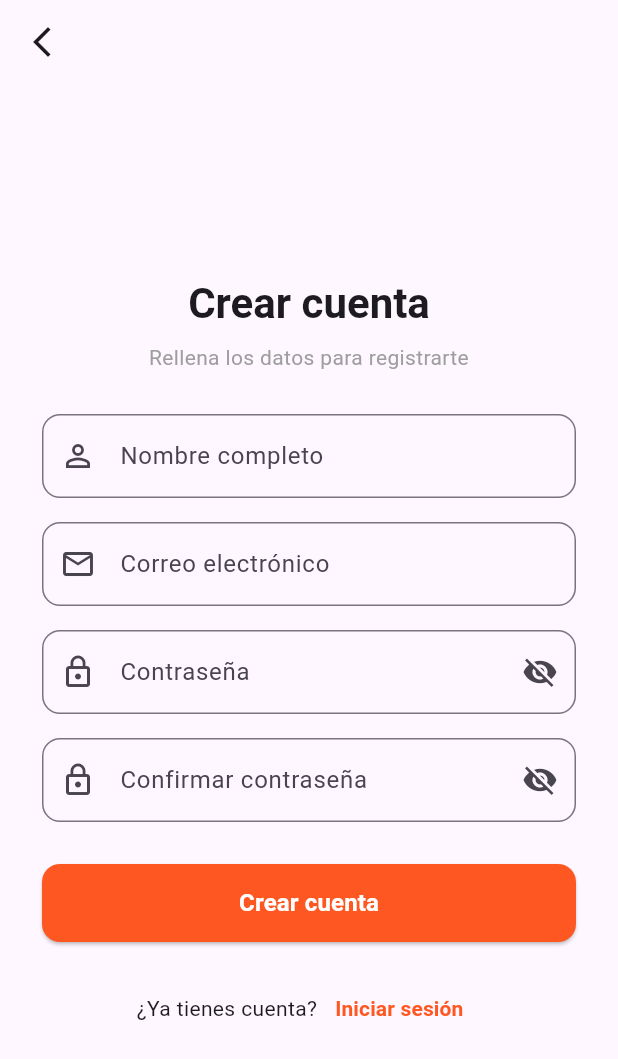
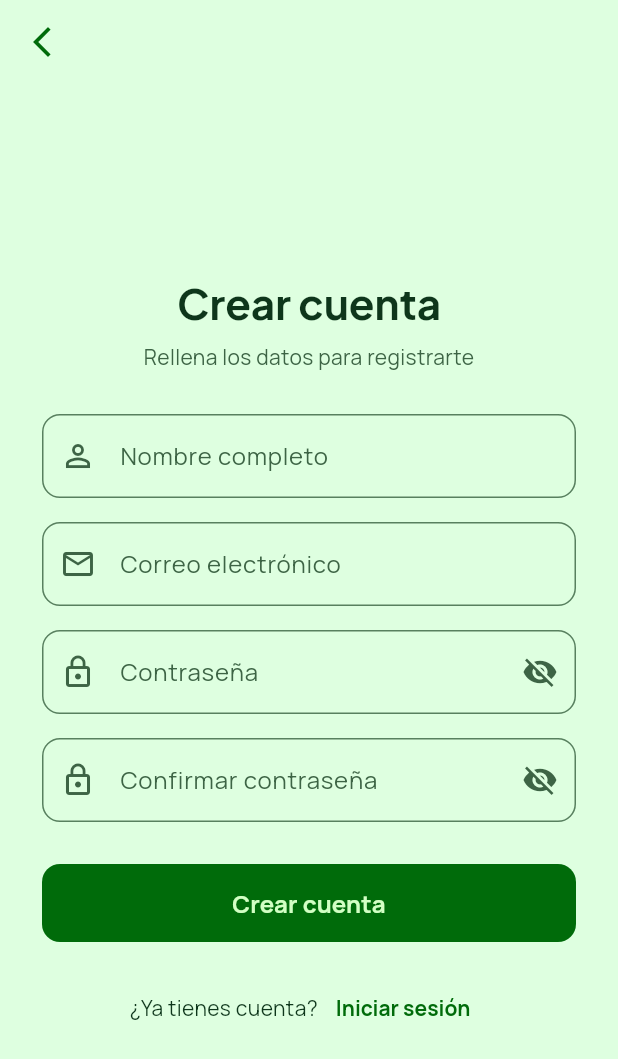
Before and after one commit to benjvm/WTFood, a Flutter app: the screen it shows after launch, after a tap on "Crear cuenta", on a phone screen of 412 x 824 dp. Shown: the top 1059 px of the screen. Run offline on Flutter 3.47's test engine with Material 3 defaults, Android fonts, the phone set to English and light mode, and no system bars; our stand-ins replace cached_network_image, cloud_firestore, firebase_auth, firebase_core, google_fonts, image_picker; accounts and stored records are empty.

Commit message:
colores de la app arreglados (No se estaban aplicando en main.dart)

```diff
--- a/wtfood_app/lib/core/constants.dart
+++ b/wtfood_app/lib/core/constants.dart
@@ -1,36 +1,48 @@
 import 'package:flutter/material.dart';
 
 class AppColors {
-  // Base Colors
+  // Stitch palette
+  static const Color background = Color(0xFFDEFFE0);
+  static const Color surface = Color(0xFFDEFFE0);
+  static const Color surfaceBright = Color(0xFFDEFFE0);
+  static const Color surfaceDim = Color(0xFFA3E3AE);
+  static const Color surfaceContainer = Color(0xFFC0F5C7);
+  static const Color surfaceContainerLowest = Color(0xFFFFFFFF);
+  static const Color surfaceContainerLow = Color(0xFFCCFDD1);
+  static const Color surfaceContainerHigh = Color(0xFFB7F0BF);
+  static const Color surfaceContainerHighest = Color(0xFFAEEBB8);
+  static const Color surfaceVariant = Color(0xFFAEEBB8);
+  static const Color onBackground = Color(0xFF0E361B);
+  static const Color onSurface = Color(0xFF0E361B);
+  static const Color onSurfaceVariant = Color(0xFF3D6445);
+
   static const Color primary = Color(0xFF006B0A);
+  static const Color primaryDim = Color(0xFF005D07);
   static const Color primaryContainer = Color(0xFF59EE50);
+  static const Color onPrimary = Color(0xFFD2FFC4);
   static const Color onPrimaryContainer = Color(0xFF005406);
 
   static const Color secondary = Color(0xFF006666);
   static const Color secondaryContainer = Color(0xFF8DEDEC);
+  static const Color onSecondary = Color(0xFFBBFFFE);
   static const Color onSecondaryContainer = Color(0xFF005858);
 
   static const Color tertiary = Color(0xFF00666D);
   static const Color tertiaryContainer = Color(0xFF19EDFD);
+  static const Color onTertiary = Color(0xFFD0FAFF);
+  static const Color onTertiaryContainer = Color(0xFF00535A);
 
-  // Surface Colors
-  static const Color surface = Color(0xFFDEFFE0);
-  static const Color surfaceContainerLowest = Color(0xFFFFFFFF);
-  static const Color surfaceContainerLow = Color(0xFFCCFDD1);
-  static const Color surfaceContainerHigh = Color(0xFFB7F0BF);
-  // Same value as Stitch "surface-container-highest".
-  static const Color surfaceContainerHighest = Color(0xFFAEEBB8);
-  static const Color surfaceVariant = surfaceContainerHighest;
-
-  // Stitch "outline" tokens.
   static const Color outline = Color(0xFF58805F);
   static const Color outlineVariant = Color(0xFF8DB793);
 
-  static const Color onSurface = Color(0xFF0E361B);
-  static const Color onSurfaceVariant = Color(0xFF3D6445);
+  static const Color error = Color(0xFFB02500);
+  static const Color onError = Color(0xFFFFEFEC);
+  static const Color errorContainer = Color(0xFFF95630);
+  static const Color onErrorContainer = Color(0xFF520C00);
 
-  // Custom Status
-  static const Color error = Color(0xFFB02500);
+  // Semantic aliases
+  static const Color success = primary;
+  static const Color onSuccess = onPrimary;
 }
 
 class AppConstants {
--- a/wtfood_app/lib/core/theme.dart
+++ b/wtfood_app/lib/core/theme.dart
@@ -9,26 +9,33 @@ class AppTheme {
       scaffoldBackgroundColor: AppColors.surface,
       colorScheme: ColorScheme.light(
         primary: AppColors.primary,
-        onPrimary: AppColors.surfaceContainerLowest,
+        onPrimary: AppColors.onPrimary,
         primaryContainer: AppColors.primaryContainer,
         onPrimaryContainer: AppColors.onPrimaryContainer,
         secondary: AppColors.secondary,
-        onSecondary: AppColors.surfaceContainerLowest,
+        onSecondary: AppColors.onSecondary,
         secondaryContainer: AppColors.secondaryContainer,
         onSecondaryContainer: AppColors.onSecondaryContainer,
         tertiary: AppColors.tertiary,
-        onTertiary: AppColors.surfaceContainerLowest,
+        onTertiary: AppColors.onTertiary,
         tertiaryContainer: AppColors.tertiaryContainer,
+        onTertiaryContainer: AppColors.onTertiaryContainer,
         surface: AppColors.surface,
         onSurface: AppColors.onSurface,
         onSurfaceVariant: AppColors.onSurfaceVariant,
         outline: AppColors.outline,
         outlineVariant: AppColors.outlineVariant,
+        surfaceDim: AppColors.surfaceDim,
+        surfaceBright: AppColors.surfaceBright,
+        surfaceContainer: AppColors.surfaceContainer,
         surfaceContainerHigh: AppColors.surfaceContainerHigh,
         surfaceContainerLow: AppColors.surfaceContainerLow,
         surfaceContainerHighest: AppColors.surfaceContainerHighest,
         surfaceContainerLowest: AppColors.surfaceContainerLowest,
         error: AppColors.error,
+        onError: AppColors.onError,
+        errorContainer: AppColors.errorContainer,
+        onErrorContainer: AppColors.onErrorContainer,
       ),
       textTheme: TextTheme(
         displayLarge: GoogleFonts.plusJakartaSans(
@@ -95,6 +102,31 @@ class AppTheme {
         unselectedItemColor: AppColors.onSurfaceVariant,
         elevation: 0,
       ),
+      snackBarTheme: SnackBarThemeData(
+        backgroundColor: AppColors.primary,
+        contentTextStyle: GoogleFonts.manrope(
+          color: AppColors.onPrimary,
+          fontWeight: FontWeight.w600,
+        ),
+        behavior: SnackBarBehavior.floating,
+      ),
+      bottomSheetTheme: const BottomSheetThemeData(
+        backgroundColor: AppColors.surface,
+        surfaceTintColor: Colors.transparent,
+      ),
+      dialogTheme: DialogThemeData(
+        backgroundColor: AppColors.surfaceContainerLowest,
+        surfaceTintColor: Colors.transparent,
+        titleTextStyle: GoogleFonts.plusJakartaSans(
+          fontSize: 22,
+          fontWeight: FontWeight.w700,
+          color: AppColors.onSurface,
+        ),
+        contentTextStyle: GoogleFonts.manrope(
+          fontSize: 14,
+          color: AppColors.onSurfaceVariant,
+        ),
+      ),
       floatingActionButtonTheme: const FloatingActionButtonThemeData(
         backgroundColor: AppColors.primaryContainer,
         foregroundColor: AppColors.onPrimaryContainer,
@@ -102,6 +134,34 @@ class AppTheme {
           borderRadius: BorderRadius.all(Radius.circular(AppConstants.borderRadiusMd)),
         ),
       ),
+      elevatedButtonTheme: ElevatedButtonThemeData(
+        style: ElevatedButton.styleFrom(
+          backgroundColor: AppColors.primary,
+          foregroundColor: AppColors.onPrimary,
+          elevation: 0,
+          shape: RoundedRectangleBorder(
+            borderRadius: BorderRadius.circular(AppConstants.borderRadiusSm + 4),
+          ),
+        ),
+      ),
+      textButtonTheme: TextButtonThemeData(
+        style: TextButton.styleFrom(
+          foregroundColor: AppColors.primary,
+          textStyle: GoogleFonts.manrope(fontWeight: FontWeight.w700),
+        ),
+      ),
+      appBarTheme: AppBarTheme(
+        backgroundColor: AppColors.surface,
+        foregroundColor: AppColors.primary,
+        elevation: 0,
+        surfaceTintColor: Colors.transparent,
+        titleTextStyle: GoogleFonts.plusJakartaSans(
+          fontSize: 24,
+          fontWeight: FontWeight.w800,
+          color: AppColors.primary,
+          letterSpacing: -0.6,
+        ),
+      ),
     );
   }
 }
--- a/wtfood_app/lib/main.dart
+++ b/wtfood_app/lib/main.dart
@@ -1,6 +1,7 @@
 import 'package:firebase_core/firebase_core.dart';
 import 'package:flutter/material.dart';
 import 'package:provider/provider.dart';
+import 'package:wtfood_app/core/theme.dart';
 import 'package:wtfood_app/firebase_options.dart';
 import 'package:wtfood_app/providers/user_provider.dart';
 import 'package:wtfood_app/screens/auth/auth_wrapper.dart';
@@ -23,9 +24,10 @@ class MainApp extends StatelessWidget {
       providers: [
         ChangeNotifierProvider(create: (_) => UserProvider()),
       ],
-      child: const MaterialApp(
+      child: MaterialApp(
         debugShowCheckedModeBanner: false,
-        home: AuthWrapper(), // 👈 Controla sesión automáticamente
+        theme: AppTheme.lightTheme,
+        home: const AuthWrapper(),
       ),
     );
   }
--- a/wtfood_app/lib/screens/auth/auth_wrapper.dart
+++ b/wtfood_app/lib/screens/auth/auth_wrapper.dart
@@ -2,6 +2,7 @@
 import 'package:firebase_auth/firebase_auth.dart';
 import 'package:flutter/material.dart';
 import 'package:provider/provider.dart';
+import 'package:wtfood_app/core/constants.dart';
 import 'package:wtfood_app/providers/user_provider.dart';
 import 'package:wtfood_app/screens/auth/login_screen.dart';
 import 'package:wtfood_app/screens/main_screen.dart';
@@ -75,7 +76,7 @@ class _AuthWrapperState extends State<AuthWrapper> {
   Widget _buildSplash() {
     return const Scaffold(
       body: Center(
-        child: CircularProgressIndicator(color: Colors.deepOrange),
+        child: CircularProgressIndicator(color: AppColors.primary),
       ),
     );
   }
--- a/wtfood_app/lib/screens/auth/login_screen.dart
+++ b/wtfood_app/lib/screens/auth/login_screen.dart
@@ -1,6 +1,7 @@
 // login_screen.dart - Pantalla de login
 import 'package:firebase_auth/firebase_auth.dart';
 import 'package:flutter/material.dart';
+import 'package:wtfood_app/core/constants.dart';
 import 'package:wtfood_app/services/auth_service.dart';
 import 'package:wtfood_app/screens/auth/register_screen.dart';
 
@@ -96,7 +97,7 @@ class _LoginScreenState extends State<LoginScreen> {
                   const Icon(
                     Icons.restaurant_menu,
                     size: 72,
-                    color: Colors.deepOrange,
+                    color: AppColors.primary,
                   ),
                   const SizedBox(height: 16),
                   Text(
@@ -111,7 +112,7 @@ class _LoginScreenState extends State<LoginScreen> {
                     'Inicia sesión para continuar',
                     textAlign: TextAlign.center,
                     style: theme.textTheme.bodyMedium?.copyWith(
-                      color: Colors.grey,
+                      color: AppColors.onSurfaceVariant,
                     ),
                   ),
                   const SizedBox(height: 36),
@@ -121,19 +122,19 @@ class _LoginScreenState extends State<LoginScreen> {
                     Container(
                       padding: const EdgeInsets.all(12),
                       decoration: BoxDecoration(
-                        color: Colors.red.shade50,
+                        color: AppColors.errorContainer.withValues(alpha: 0.18),
                         borderRadius: BorderRadius.circular(10),
-                        border: Border.all(color: Colors.red.shade200),
+                        border: Border.all(color: AppColors.errorContainer),
                       ),
                       child: Row(
                         children: [
                           const Icon(Icons.error_outline,
-                              color: Colors.red, size: 20),
+                              color: AppColors.error, size: 20),
                           const SizedBox(width: 8),
                           Expanded(
                             child: Text(
                               _errorMessage!,
-                              style: const TextStyle(color: Colors.red),
+                              style: const TextStyle(color: AppColors.error),
                             ),
                           ),
                         ],
@@ -203,8 +204,8 @@ class _LoginScreenState extends State<LoginScreen> {
                     child: ElevatedButton(
                       onPressed: _isLoading ? null : _login,
                       style: ElevatedButton.styleFrom(
-                        backgroundColor: Colors.deepOrange,
-                        foregroundColor: Colors.white,
+                        backgroundColor: AppColors.primary,
+                        foregroundColor: AppColors.onPrimary,
                         shape: RoundedRectangleBorder(
                           borderRadius: BorderRadius.circular(12),
                         ),
@@ -214,7 +215,7 @@ class _LoginScreenState extends State<LoginScreen> {
                               width: 22,
                               height: 22,
                               child: CircularProgressIndicator(
-                                color: Colors.white,
+                                color: AppColors.onPrimary,
                                 strokeWidth: 2.5,
                               ),
                             )
@@ -244,7 +245,7 @@ class _LoginScreenState extends State<LoginScreen> {
                         child: const Text(
                           'Crear cuenta',
                           style: TextStyle(
-                            color: Colors.deepOrange,
+                            color: AppColors.primary,
                             fontWeight: FontWeight.bold,
                           ),
                         ),
--- a/wtfood_app/lib/screens/auth/register_screen.dart
+++ b/wtfood_app/lib/screens/auth/register_screen.dart
@@ -1,6 +1,7 @@
 // register_screen.dart - Pantalla de registro
 import 'package:firebase_auth/firebase_auth.dart';
 import 'package:flutter/material.dart';
+import 'package:wtfood_app/core/constants.dart';
 import 'package:wtfood_app/services/auth_service.dart';
 
 class RegisterScreen extends StatefulWidget {
@@ -113,7 +114,7 @@ class _RegisterScreenState extends State<RegisterScreen> {
                     'Rellena los datos para registrarte',
                     textAlign: TextAlign.center,
                     style: theme.textTheme.bodyMedium
-                        ?.copyWith(color: Colors.grey),
+                        ?.copyWith(color: AppColors.onSurfaceVariant),
                   ),
                   const SizedBox(height: 28),
 
@@ -122,19 +123,19 @@ class _RegisterScreenState extends State<RegisterScreen> {
                     Container(
                       padding: const EdgeInsets.all(12),
                       decoration: BoxDecoration(
-                        color: Colors.red.shade50,
+                        color: AppColors.errorContainer.withValues(alpha: 0.18),
                         borderRadius: BorderRadius.circular(10),
-                        border: Border.all(color: Colors.red.shade200),
+                        border: Border.all(color: AppColors.errorContainer),
                       ),
                       child: Row(
                         children: [
                           const Icon(Icons.error_outline,
-                              color: Colors.red, size: 20),
+                              color: AppColors.error, size: 20),
                           const SizedBox(width: 8),
                           Expanded(
                             child: Text(
                               _errorMessage!,
-                              style: const TextStyle(color: Colors.red),
+                              style: const TextStyle(color: AppColors.error),
                             ),
                           ),
                         ],
@@ -260,8 +261,8 @@ class _RegisterScreenState extends State<RegisterScreen> {
                     child: ElevatedButton(
                       onPressed: _isLoading ? null : _register,
                       style: ElevatedButton.styleFrom(
-                        backgroundColor: Colors.deepOrange,
-                        foregroundColor: Colors.white,
+                        backgroundColor: AppColors.primary,
+                        foregroundColor: AppColors.onPrimary,
                         shape: RoundedRectangleBorder(
                           borderRadius: BorderRadius.circular(12),
                         ),
@@ -271,7 +272,7 @@ class _RegisterScreenState extends State<RegisterScreen> {
                               width: 22,
                               height: 22,
                               child: CircularProgressIndicator(
-                                color: Colors.white,
+                                color: AppColors.onPrimary,
                                 strokeWidth: 2.5,
                               ),
                             )
@@ -294,7 +295,7 @@ class _RegisterScreenState extends State<RegisterScreen> {
                         child: const Text(
                           'Iniciar sesión',
                           style: TextStyle(
-                            color: Colors.deepOrange,
+                            color: AppColors.primary,
                             fontWeight: FontWeight.bold,
                           ),
                         ),
--- a/wtfood_app/lib/screens/main_screen.dart
+++ b/wtfood_app/lib/screens/main_screen.dart
@@ -35,9 +35,9 @@ class _MainScreenState extends State<MainScreen> {
           ),
           TextButton(
             onPressed: () => Navigator.pop(ctx, true),
-            child: const Text(
+            child: Text(
               'Salir',
-              style: TextStyle(color: Colors.red),
+              style: TextStyle(color: Theme.of(context).colorScheme.error),
             ),
           ),
         ],
--- a/wtfood_app/lib/screens/profile/profile_screen.dart
+++ b/wtfood_app/lib/screens/profile/profile_screen.dart
@@ -181,7 +181,7 @@ class _ProfileScreenState extends State<ProfileScreen> {
         content: Text(message),
         backgroundColor: isError
             ? Theme.of(context).colorScheme.error
-            : Colors.green,
+            : AppColors.primary,
         behavior: SnackBarBehavior.floating,
       ),
     );
@@ -223,7 +223,7 @@ class _ProfileScreenState extends State<ProfileScreen> {
                           offset: const Offset(8, 8),
                         ),
                         const BoxShadow(
-                          color: Colors.white,
+                          color: AppColors.surfaceContainerLowest,
                           blurRadius: 18,
                           offset: Offset(-8, -8),
                         ),
@@ -348,7 +348,7 @@ class _ProfileScreenState extends State<ProfileScreen> {
                             width: 22,
                             height: 22,
                             child: CircularProgressIndicator(
-                              color: Colors.white,
+                              color: AppColors.onPrimary,
                               strokeWidth: 2.5,
                             ),
                           )
@@ -641,7 +641,7 @@ class _ChangePasswordSheetState extends State<_ChangePasswordSheet> {
         ScaffoldMessenger.of(context).showSnackBar(
           const SnackBar(
             content: Text('Contraseña actualizada correctamente.'),
-            backgroundColor: Colors.green,
+            backgroundColor: AppColors.primary,
             behavior: SnackBarBehavior.floating,
           ),
         );
@@ -698,18 +698,18 @@ class _ChangePasswordSheetState extends State<_ChangePasswordSheet> {
             Container(
               padding: const EdgeInsets.all(12),
               decoration: BoxDecoration(
-                color: Colors.red.shade50,
+                color: AppColors.errorContainer.withValues(alpha: 0.18),
                 borderRadius: BorderRadius.circular(10),
-                border: Border.all(color: Colors.red.shade200),
+                border: Border.all(color: AppColors.errorContainer),
               ),
               child: Row(
                 children: [
-                  const Icon(Icons.error_outline, color: Colors.red, size: 20),
+                  const Icon(Icons.error_outline, color: AppColors.error, size: 20),
                   const SizedBox(width: 8),
                   Expanded(
                     child: Text(
                       _error!,
-                      style: const TextStyle(color: Colors.red),
+                      style: const TextStyle(color: AppColors.error),
                     ),
                   ),
                 ],
@@ -763,7 +763,7 @@ class _ChangePasswordSheetState extends State<_ChangePasswordSheet> {
                       width: 22,
                       height: 22,
                       child: CircularProgressIndicator(
-                        color: Colors.white,
+                        color: AppColors.onPrimary,
                         strokeWidth: 2.5,
                       ),
                     )
```
